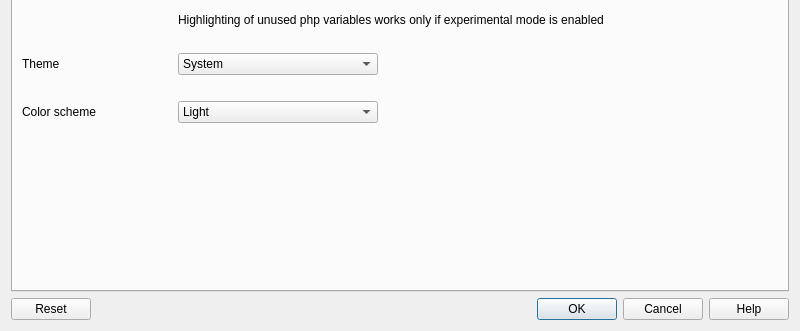
The window that ui/settings.ui (ziracms/editor) describes before a commit, drawn with Qt 5; both pictures show x 0 to 800 and y 229 to 560 of the 800 by 560 pixel window.
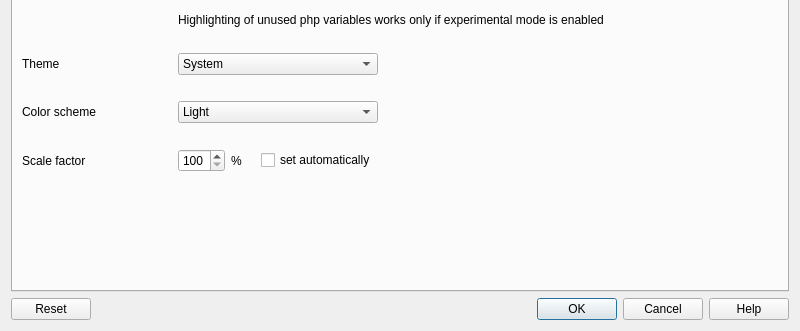
The same window after the commit.

Commit message: scale factor, styles update

Patch:
```diff
--- a/ui/settings.ui
+++ b/ui/settings.ui
@@ -282,6 +282,69 @@
          </item>
         </layout>
        </item>
+       <item>
+        <layout class="QHBoxLayout" name="scaleFactorLayout">
+         <property name="topMargin">
+          <number>10</number>
+         </property>
+         <property name="bottomMargin">
+          <number>10</number>
+         </property>
+         <item>
+          <widget class="QLabel" name="scaleFactorLabel">
+           <property name="minimumSize">
+            <size>
+             <width>150</width>
+             <height>0</height>
+            </size>
+           </property>
+           <property name="text">
+            <string>Scale factor</string>
+           </property>
+          </widget>
+         </item>
+         <item>
+          <widget class="QSpinBox" name="scaleFactorSpinBox">
+           <property name="minimum">
+            <number>100</number>
+           </property>
+           <property name="maximum">
+            <number>400</number>
+           </property>
+           <property name="singleStep">
+            <number>10</number>
+           </property>
+          </widget>
+         </item>
+         <item>
+          <widget class="QLabel" name="scaleFactorPercentLabel">
+           <property name="text">
+            <string>%    </string>
+           </property>
+          </widget>
+         </item>
+         <item>
+          <widget class="QCheckBox" name="scaleFactorCheckBox">
+           <property name="text">
+            <string>set automatically</string>
+           </property>
+          </widget>
+         </item>
+         <item>
+          <spacer name="horizontalSpacer_7">
+           <property name="orientation">
+            <enum>Qt::Horizontal</enum>
+           </property>
+           <property name="sizeHint" stdset="0">
+            <size>
+             <width>40</width>
+             <height>20</height>
+            </size>
+           </property>
+          </spacer>
+         </item>
+        </layout>
+       </item>
        <item>
         <spacer name="generalSpacer">
          <property name="orientation">
```
The commit also changes 17 other files.
